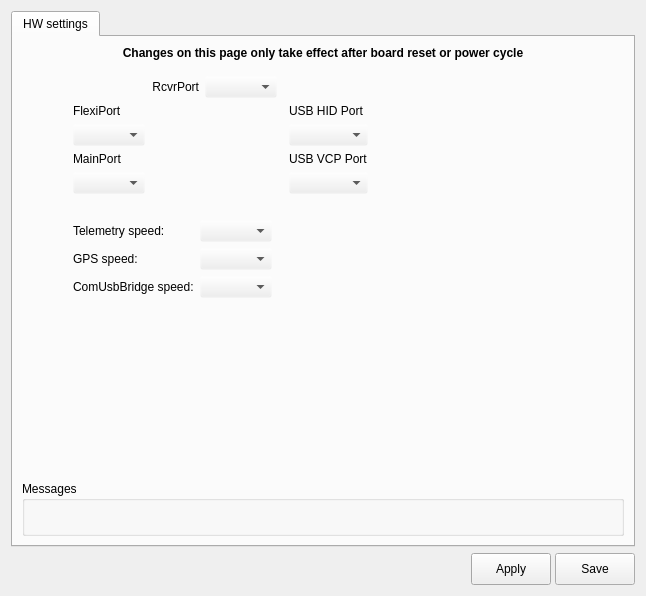
Qt form ground/openpilotgcs/src/plugins/config/cc_hw_settings.ui (openpilot/OpenPilot) before a commit.
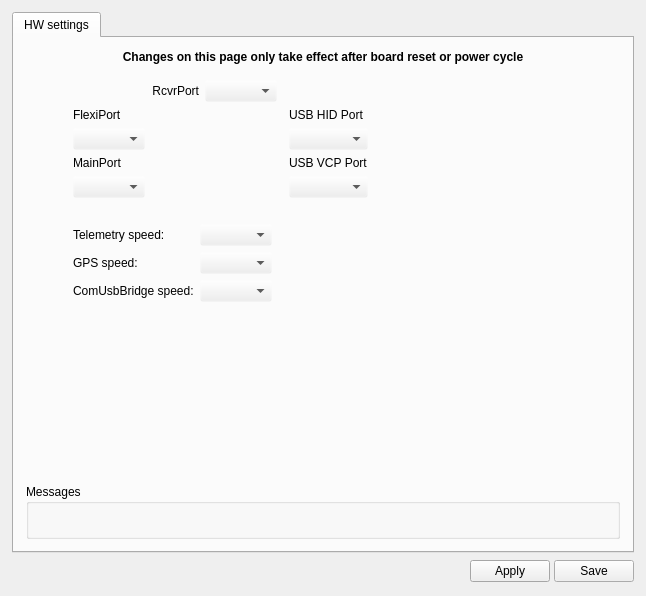
The same form after that commit. Icons and pictures are not drawn.

What changed in the file:
```diff
--- a/ground/openpilotgcs/src/plugins/config/cc_hw_settings.ui
+++ b/ground/openpilotgcs/src/plugins/config/cc_hw_settings.ui
@@ -14,6 +14,9 @@
    <string>Form</string>
   </property>
   <layout class="QVBoxLayout" name="verticalLayout">
+   <property name="margin">
+    <number>12</number>
+   </property>
    <item>
     <widget class="QTabWidget" name="tabWidget">
      <property name="currentIndex">
@@ -108,10 +111,13 @@
             <x>0</x>
             <y>0</y>
             <width>616</width>
-            <height>495</height>
+            <height>513</height>
            </rect>
           </property>
           <layout class="QGridLayout" name="gridLayout_3">
+           <property name="margin">
+            <number>12</number>
+           </property>
            <item row="6" column="0" colspan="3">
             <widget class="QGroupBox" name="groupBox_2">
              <property name="sizePolicy">
@@ -439,7 +445,7 @@
        <property name="sizeHint" stdset="0">
         <size>
          <width>369</width>
-         <height>16</height>
+         <height>20</height>
         </size>
        </property>
       </spacer>
@@ -455,7 +461,7 @@
        <property name="minimumSize">
         <size>
          <width>25</width>
-         <height>26</height>
+         <height>25</height>
         </size>
        </property>
        <property name="maximumSize">
@@ -490,13 +496,13 @@
        <property name="minimumSize">
         <size>
          <width>0</width>
-         <height>32</height>
+         <height>0</height>
         </size>
        </property>
        <property name="maximumSize">
         <size>
          <width>16777215</width>
-         <height>32</height>
+         <height>16777215</height>
         </size>
        </property>
        <property name="palette">
@@ -592,13 +598,13 @@
        <property name="minimumSize">
         <size>
          <width>0</width>
-         <height>32</height>
+         <height>0</height>
         </size>
        </property>
        <property name="maximumSize">
         <size>
          <width>16777215</width>
-         <height>32</height>
+         <height>16777215</height>
         </size>
        </property>
        <property name="toolTip">
```
